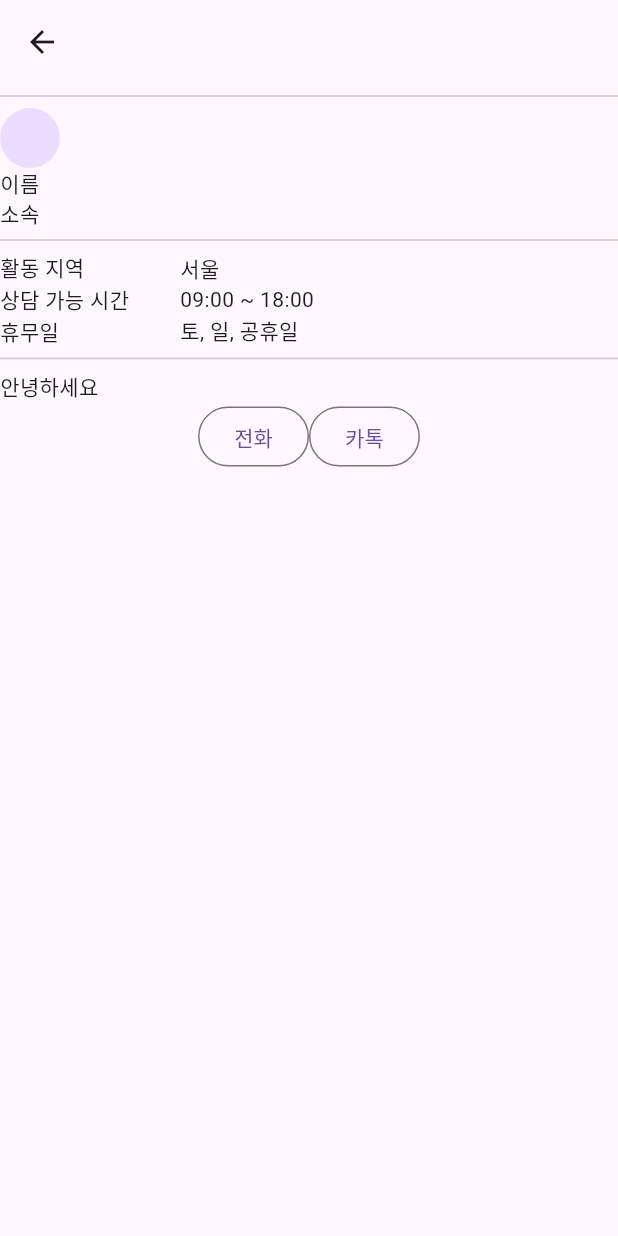
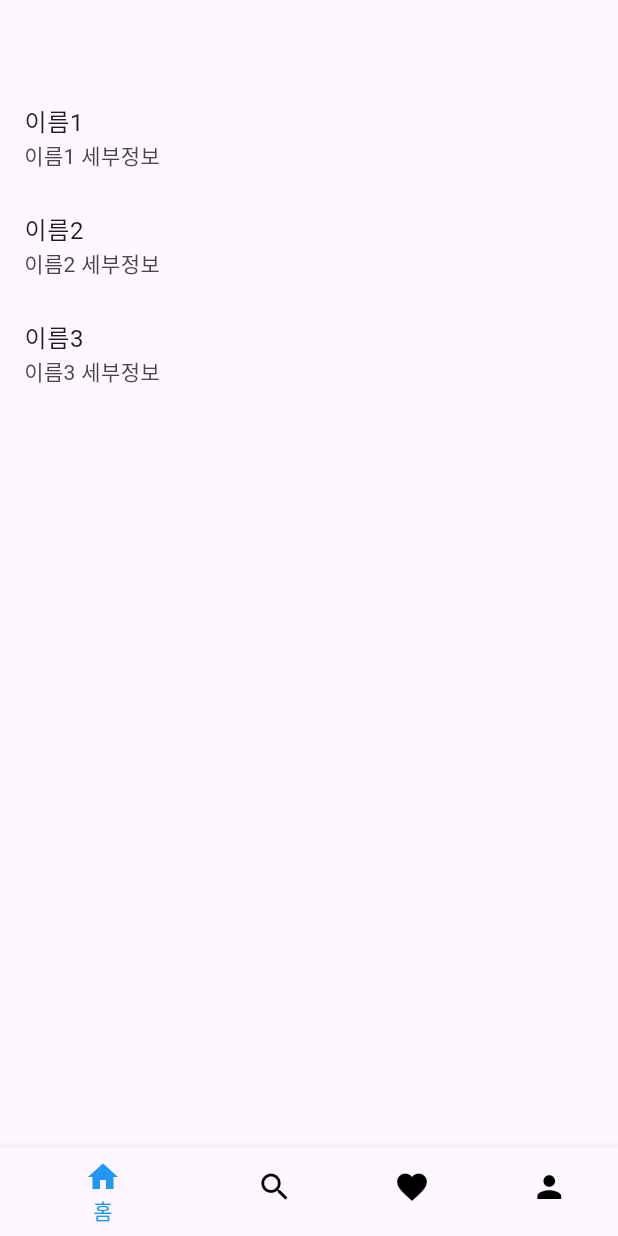
Before and after one commit to dears-swm-15th/dears-fe, a Flutter app: the screen it shows after launch, on a phone screen of 412 x 824 dp. Run offline on Flutter 3.47's test engine with Material 3 defaults, Android fonts, the phone set to English and light mode, and no system bars; our stand-ins replace flutter_hooks, freezed_annotation, go_router, hooks_riverpod, riverpod_annotation; generated files the repository leaves out were written again.

Commit message:
feat: simple portfolio list

```diff
--- a/lib/domains/portfolio/portfolio.dart
+++ b/lib/domains/portfolio/portfolio.dart
@@ -7,6 +7,7 @@ part 'portfolio.g.dart';
 @freezed
 class Portfolio with _$Portfolio {
   const factory Portfolio({
+    required int id,
     required String name,
     required String organization,
     required String region,
--- a/lib/pages/details_page.dart
+++ b/lib/pages/details_page.dart
@@ -1,24 +1,22 @@
-import 'package:dears/domains/portfolio/portfolio.dart';
+import 'package:dears/providers/portfolio_list_provider.dart';
 import 'package:flutter/material.dart';
+import 'package:hooks_riverpod/hooks_riverpod.dart';
 
-const _mockPortfolio = Portfolio(
-  name: "이름",
-  organization: "소속",
-  region: "서울",
-  introduction: "안녕하세요",
-  officeHours: "09:00 ~ 18:00",
-  contactInfo: "010-1234-5678",
-);
+class DetailsPage extends ConsumerWidget {
+  final int plannerId;
 
-class DetailsPage extends StatelessWidget {
-  const DetailsPage({super.key});
+  const DetailsPage({
+    super.key,
+    required this.plannerId,
+  });
 
   @override
-  Widget build(BuildContext context) {
+  Widget build(BuildContext context, WidgetRef ref) {
+    final portfolioList = ref.watch(portfolioListProvider);
+    final portfolio = portfolioList.firstWhere((e) => e.id == plannerId);
+
     return Scaffold(
-      appBar: AppBar(
-        leading: const BackButton(),
-      ),
+      appBar: AppBar(),
       body: Center(
         child: Column(
           children: [
@@ -29,16 +27,16 @@ class DetailsPage extends StatelessWidget {
                 crossAxisAlignment: CrossAxisAlignment.start,
                 children: [
                   const CircleAvatar(),
-                  Text(_mockPortfolio.name),
-                  Text(_mockPortfolio.organization),
+                  Text(portfolio.name),
+                  Text(portfolio.organization),
                 ],
               ),
             ),
             const Divider(),
             Column(
-              children: <(String, String)>[
-                ("활동 지역", _mockPortfolio.region),
-                ("상담 가능 시간", _mockPortfolio.officeHours),
+              children: [
+                ("활동 지역", portfolio.region),
+                ("상담 가능 시간", portfolio.officeHours),
                 ("휴무일", "토, 일, 공휴일"),
               ]
                   .map(
@@ -57,7 +55,7 @@ class DetailsPage extends StatelessWidget {
             const Divider(),
             Align(
               alignment: Alignment.centerLeft,
-              child: Text(_mockPortfolio.introduction),
+              child: Text(portfolio.introduction),
             ),
             Row(
               mainAxisAlignment: MainAxisAlignment.center,
--- /dev/null
+++ b/lib/pages/main_page.dart
@@ -0,0 +1,57 @@
+import 'package:dears/providers/portfolio_list_provider.dart';
+import 'package:flutter/material.dart';
+import 'package:flutter_hooks/flutter_hooks.dart';
+import 'package:go_router/go_router.dart';
+import 'package:hooks_riverpod/hooks_riverpod.dart';
+
+class MainPage extends HookConsumerWidget {
+  const MainPage({super.key});
+
+  @override
+  Widget build(BuildContext context, WidgetRef ref) {
+    final portfolioList = ref.watch(portfolioListProvider);
+
+    final index = useState(0);
+
+    return Scaffold(
+      appBar: AppBar(),
+      body: Center(
+        child: ListView(
+          children: portfolioList.map((e) {
+            return ListTile(
+              title: Text(e.name),
+              subtitle: Text("${e.name} 세부정보"),
+              onTap: () {
+                context.push("/details/${e.id}");
+              },
+            );
+          }).toList(),
+        ),
+      ),
+      bottomNavigationBar: BottomNavigationBar(
+        currentIndex: index.value,
+        onTap: (value) => index.value = value,
+        selectedItemColor: Colors.blue,
+        unselectedItemColor: Colors.black,
+        items: const [
+          BottomNavigationBarItem(
+            icon: Icon(Icons.home),
+            label: "홈",
+          ),
+          BottomNavigationBarItem(
+            icon: Icon(Icons.search),
+            label: "검색",
+          ),
+          BottomNavigationBarItem(
+            icon: Icon(Icons.favorite),
+            label: "하트",
+          ),
+          BottomNavigationBarItem(
+            icon: Icon(Icons.person),
+            label: "내 정보",
+          ),
+        ],
+      ),
+    );
+  }
+}
--- /dev/null
+++ b/lib/providers/portfolio_list_provider.dart
@@ -0,0 +1,37 @@
+import 'package:dears/domains/portfolio/portfolio.dart';
+import 'package:riverpod_annotation/riverpod_annotation.dart';
+
+part 'portfolio_list_provider.g.dart';
+
+@riverpod
+List<Portfolio> portfolioList(PortfolioListRef ref) {
+  return const [
+    Portfolio(
+      id: 1,
+      name: "이름1",
+      organization: "소속1",
+      region: "지역1",
+      introduction: "안녕하세요",
+      officeHours: "09:00 ~ 18:00",
+      contactInfo: "010-1234-5678",
+    ),
+    Portfolio(
+      id: 2,
+      name: "이름2",
+      organization: "소속2",
+      region: "지역2",
+      introduction: "안녕하세요",
+      officeHours: "09:00 ~ 18:00",
+      contactInfo: "010-1234-5678",
+    ),
+    Portfolio(
+      id: 3,
+      name: "이름3",
+      organization: "소속3",
+      region: "지역3",
+      introduction: "안녕하세요",
+      officeHours: "09:00 ~ 18:00",
+      contactInfo: "010-1234-5678",
+    ),
+  ];
+}
--- a/lib/utils/router.dart
+++ b/lib/utils/router.dart
@@ -1,11 +1,18 @@
 import 'package:dears/pages/details_page.dart';
+import 'package:dears/pages/main_page.dart';
 import 'package:go_router/go_router.dart';
 
 final router = GoRouter(
   routes: [
     GoRoute(
       path: "/",
-      builder: (context, state) => const DetailsPage(),
+      builder: (context, state) => const MainPage(),
+    ),
+    GoRoute(
+      path: "/details/:plannerId",
+      builder: (context, state) => DetailsPage(
+        plannerId: int.parse(state.pathParameters["plannerId"]!),
+      ),
     ),
   ],
 );
```
